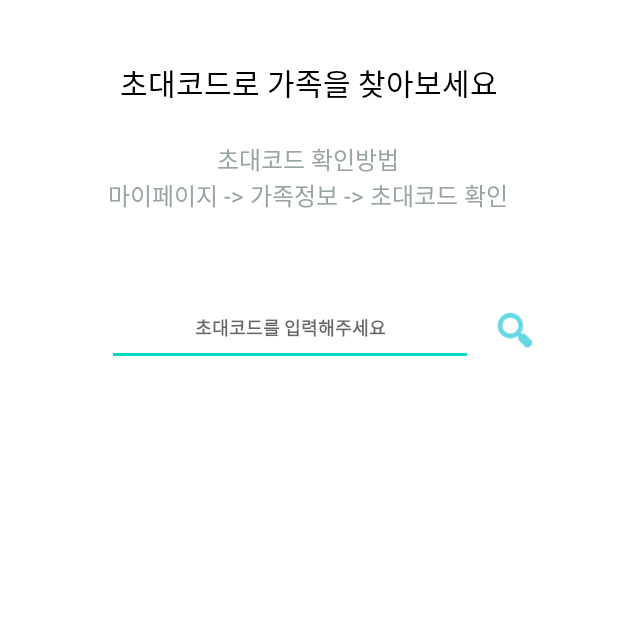
After one commit to SWM-Retriever/Client, an Android app: the FindFamilyActivity screen opened directly, with no data from a screen before it, on a phone screen of 412 x 824 dp, the top half of it. The commit adds this screen. Run offline under Robolectric (Android 15) with nearby library versions, the phone set to English and light mode, and no system bars; our stand-ins replace CircleImageView.

Commit message:
PET-114 Create: findFamily UI

```diff
--- a/app/src/main/AndroidManifest.xml
+++ b/app/src/main/AndroidManifest.xml
@@ -19,6 +19,9 @@
         android:supportsRtl="true"
         android:theme="@style/Theme.DailyPet"
         tools:targetApi="31">
+        <activity
+            android:name=".FindFamilyActivity"
+            android:exported="false" />
         <activity
             android:name=".CreatePetActivity"
             android:exported="false" />
--- a/app/src/main/java/org/retriever/dailypet/CreateFamilyActivity.kt
+++ b/app/src/main/java/org/retriever/dailypet/CreateFamilyActivity.kt
@@ -204,7 +204,7 @@ class CreateFamilyActivity : AppCompatActivity() {
                 Log.d(TAG, result)
                 if(response.isSuccessful) {
                     if(response.code() == CODE_NICKNAME){ // 유효한 닉네임
-                        binding.textFamilyNicknameValidate.text = "사용가능한 가족 이름입니다"
+                        binding.textFamilyNicknameValidate.text = "사용가능한 가족 내 닉네임입니다"
                         binding.textFamilyNicknameValidate.setTextColor(Color.BLUE)
                         isValidNickname = true
                     }
--- /dev/null
+++ b/app/src/main/java/org/retriever/dailypet/FindFamilyActivity.kt
@@ -0,0 +1,11 @@
+package org.retriever.dailypet
+
+import androidx.appcompat.app.AppCompatActivity
+import android.os.Bundle
+
+class FindFamilyActivity : AppCompatActivity() {
+    override fun onCreate(savedInstanceState: Bundle?) {
+        super.onCreate(savedInstanceState)
+        setContentView(R.layout.activity_find_family)
+    }
+}
--- a/app/src/main/res/layout/activity_create_family.xml
+++ b/app/src/main/res/layout/activity_create_family.xml
@@ -11,7 +11,7 @@
         android:layout_width="wrap_content"
         android:layout_height="wrap_content"
         android:orientation="horizontal"
-        app:layout_constraintGuide_begin="766dp" />
+        app:layout_constraintGuide_begin="768dp" />
 
     <TextView
         android:id="@+id/text_createFamilyTitle"
--- /dev/null
+++ b/app/src/main/res/layout/activity_find_family.xml
@@ -0,0 +1,143 @@
+<?xml version="1.0" encoding="utf-8"?>
+<androidx.constraintlayout.widget.ConstraintLayout xmlns:android="http://schemas.android.com/apk/res/android"
+    xmlns:app="http://schemas.android.com/apk/res-auto"
+    xmlns:tools="http://schemas.android.com/tools"
+    android:layout_width="match_parent"
+    android:layout_height="match_parent"
+    tools:context=".FindFamilyActivity">
+
+    <TextView
+        android:id="@+id/text_findFamilyTitle"
+        android:layout_width="wrap_content"
+        android:layout_height="wrap_content"
+        android:layout_marginTop="40dp"
+        android:text="초대코드로 가족을 찾아보세요"
+        android:textColor="#000000"
+        android:textSize="20sp"
+        app:layout_constraintEnd_toEndOf="parent"
+        app:layout_constraintStart_toStartOf="parent"
+        app:layout_constraintTop_toTopOf="parent" />
+
+    <TextView
+        android:id="@+id/text_findFamilySubtitle"
+        android:layout_width="wrap_content"
+        android:layout_height="wrap_content"
+        android:layout_marginTop="24dp"
+        android:text="초대코드 확인방법\n마이페이지 -> 가족정보 -> 초대코드 확인"
+        android:textAlignment="center"
+        android:textColor="#99A5A5"
+        android:textSize="16sp"
+        app:layout_constraintEnd_toEndOf="parent"
+        app:layout_constraintHorizontal_bias="0.496"
+        app:layout_constraintStart_toStartOf="parent"
+        app:layout_constraintTop_toBottomOf="@+id/text_findFamilyTitle" />
+
+
+    <EditText
+        android:id="@+id/editText_inviteCode"
+        android:layout_width="244dp"
+        android:layout_height="50dp"
+        android:layout_marginTop="52dp"
+        android:gravity="center"
+        android:hint="초대코드를 입력해주세요"
+        android:inputType="textPersonName"
+        android:textSize="12dp"
+        android:textStyle="bold"
+        app:layout_constraintEnd_toEndOf="parent"
+        app:layout_constraintHorizontal_bias="0.425"
+        app:layout_constraintStart_toStartOf="parent"
+        app:layout_constraintTop_toBottomOf="@+id/text_findFamilySubtitle" />
+
+    <ImageButton
+        android:id="@+id/btn_searchInviteCode"
+        android:layout_width="wrap_content"
+        android:layout_height="wrap_content"
+        android:layout_marginTop="52dp"
+        android:backgroundTint="#00FFFFFF"
+        app:layout_constraintBottom_toTopOf="@+id/text_inviteCodeValidate"
+        app:layout_constraintEnd_toEndOf="parent"
+        app:layout_constraintHorizontal_bias="0.0"
+        app:layout_constraintStart_toEndOf="@+id/editText_inviteCode"
+        app:layout_constraintTop_toBottomOf="@+id/text_findFamilySubtitle"
+        app:layout_constraintVertical_bias="0.0"
+        app:srcCompat="@android:drawable/ic_menu_search"
+        app:tint="#00BCD4" />
+
+    <TextView
+        android:id="@+id/text_inviteCodeValidate"
+        android:layout_width="244dp"
+        android:layout_height="38dp"
+        android:layout_marginTop="12dp"
+        android:textColor="#505050"
+        app:layout_constraintEnd_toEndOf="parent"
+        app:layout_constraintHorizontal_bias="0.425"
+        app:layout_constraintStart_toStartOf="parent"
+        app:layout_constraintTop_toBottomOf="@+id/editText_inviteCode" />
+
+    <de.hdodenhof.circleimageview.CircleImageView
+        android:id="@+id/img_FamilyPhoto"
+        android:layout_width="172dp"
+        android:layout_height="170dp"
+        android:layout_marginTop="44dp"
+        android:src="@color/browser_actions_bg_grey"
+        android:visibility="invisible"
+        app:civ_border_color="@color/main_blue"
+        app:civ_border_width="1dp"
+        app:civ_circle_background_color="@color/browser_actions_bg_grey"
+        app:layout_constraintEnd_toEndOf="parent"
+        app:layout_constraintHorizontal_bias="0.497"
+        app:layout_constraintStart_toStartOf="parent"
+        app:layout_constraintTop_toBottomOf="@+id/text_inviteCodeValidate" />
+
+    <TextView
+        android:id="@+id/text_familyName"
+        android:layout_width="206dp"
+        android:layout_height="40dp"
+        android:layout_marginTop="12dp"
+        android:textSize="20sp"
+        app:layout_constraintEnd_toEndOf="parent"
+        app:layout_constraintHorizontal_bias="0.497"
+        app:layout_constraintStart_toStartOf="parent"
+        app:layout_constraintTop_toBottomOf="@+id/img_FamilyPhoto" />
+
+    <TextView
+        android:id="@+id/text_invisibleComment"
+        android:layout_width="258dp"
+        android:layout_height="41dp"
+        android:layout_marginTop="40dp"
+        android:text="찾고있는 가족이 맞으신가요?"
+        android:textAlignment="center"
+        android:textSize="20sp"
+        android:visibility="invisible"
+        app:layout_constraintEnd_toEndOf="parent"
+        app:layout_constraintHorizontal_bias="0.496"
+        app:layout_constraintStart_toStartOf="parent"
+        app:layout_constraintTop_toBottomOf="@+id/text_familyName" />
+
+    <Button
+        android:id="@+id/btn_enterFamily"
+        android:layout_width="wrap_content"
+        android:layout_height="wrap_content"
+        android:layout_marginBottom="12dp"
+        android:text="가족에 들어가기"
+        android:textColor="@color/white"
+        android:visibility="invisible"
+        app:backgroundTint="@color/main_pink"
+        app:layout_constraintBottom_toTopOf="@+id/guideline4"
+        app:layout_constraintEnd_toEndOf="parent"
+        app:layout_constraintHorizontal_bias="0.498"
+        app:layout_constraintStart_toStartOf="parent"
+        app:layout_constraintTop_toBottomOf="@+id/text_invisibleComment"
+        app:layout_constraintVertical_bias="0.301" />
+
+    <androidx.constraintlayout.widget.Guideline
+        android:id="@+id/guideline4"
+        android:layout_width="wrap_content"
+        android:layout_height="wrap_content"
+        android:orientation="horizontal"
+        app:layout_constraintGuide_begin="769dp" />
+
+
+
+
+</androidx.constraintlayout.widget.ConstraintLayout>
```
